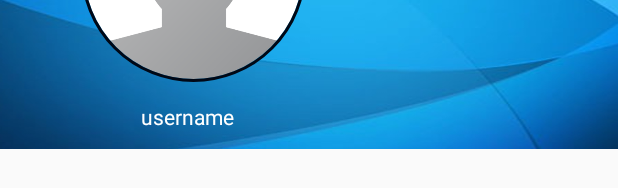
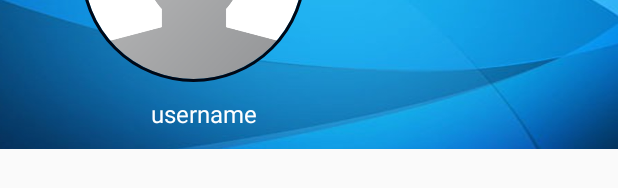
Before and after one commit to Supuna-Kaumada/Pocket-Doctor-Android-App, an Android app: the layout navigation_header.xml on its own in the app's theme, with its tools: preview values and no code run, on a phone screen of 412 x 824 dp. Shown: the part 151-339 px from the top of the screen. Run offline under Robolectric (Android 15) with nearby library versions, the phone set to English and light mode, and no system bars.

Commit message:
User Setings Activity Final

```diff
--- a/app/src/main/res/layout/navigation_header.xml
+++ b/app/src/main/res/layout/navigation_header.xml
@@ -20,17 +20,15 @@
 
     <TextView
         android:id="@+id/nav_user_full_name"
-        android:layout_width="wrap_content"
+        android:layout_width="135dp"
         android:layout_height="wrap_content"
-        android:layout_alignLeft="@+id/nav_profile_image"
-        android:layout_alignParentBottom="true"
-        android:layout_alignStart="@+id/nav_profile_image"
-        android:layout_marginBottom="12dp"
-        android:layout_marginLeft="40dp"
-        android:layout_marginStart="40dp"
+        android:layout_alignEnd="@+id/nav_profile_image"
+        android:layout_alignRight="@+id/nav_profile_image"
+        android:layout_below="@+id/nav_profile_image"
+        android:layout_marginTop="10dp"
         android:text="username"
         android:textAlignment="center"
         android:textColor="@android:color/background_light"
-        android:textSize="14sp" />
+        android:textSize="16sp" />
 
 </RelativeLayout>
```
